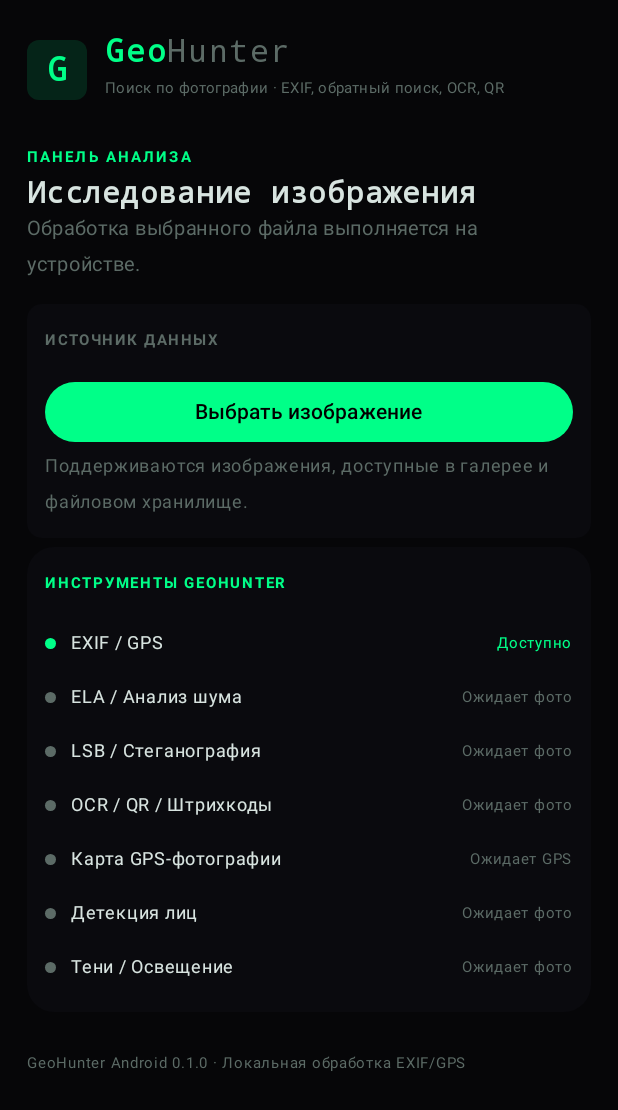
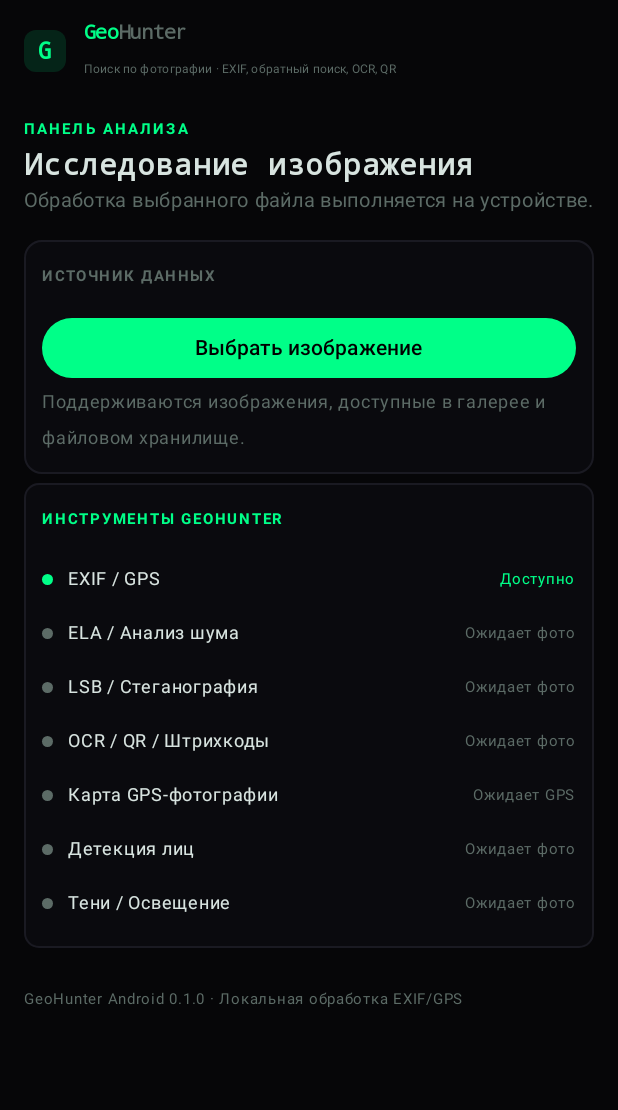
Before and after one commit to ERRORoX/Geohunter, an Android app built with Jetpack Compose: the screen it shows after launch (MainActivity), on a phone screen of 412 x 824 dp. Shown: the top 1110 px of the screen. Run offline under Robolectric (Android 15) with nearby library versions, the phone set to English and light mode, and no system bars; libraries missing offline, so code that uses them is left out: org.maplibre.android.

Commit message:
Refine Android header and card styling to match GeoHunter web

```diff
--- a/android/app/src/main/java/com/errorox/geohunter/MainActivity.kt
+++ b/android/app/src/main/java/com/errorox/geohunter/MainActivity.kt
@@ -166,28 +166,28 @@ private fun GeoHunterApp() {
 
     Surface(modifier = Modifier.fillMaxSize(), color = GhBackground) {
         LazyColumn(
-            modifier = Modifier.fillMaxSize().padding(horizontal = 18.dp),
+            modifier = Modifier.fillMaxSize().padding(horizontal = 16.dp),
             verticalArrangement = Arrangement.spacedBy(6.dp)
         ) {
             item {
-                Spacer(Modifier.height(22.dp))
+                Spacer(Modifier.height(10.dp))
                 Row(verticalAlignment = Alignment.CenterVertically) {
                     Box(
-                        modifier = Modifier.size(40.dp).background(Color(0x1F00FF88), RoundedCornerShape(8.dp)),
+                        modifier = Modifier.size(28.dp).background(Color(0x1F00FF88), RoundedCornerShape(8.dp)),
                         contentAlignment = Alignment.Center
                     ) {
-                        Text("G", color = GhAccent, fontWeight = FontWeight.Bold, fontSize = 22.sp, fontFamily = androidx.compose.ui.text.font.FontFamily.Monospace)
+                        Text("G", color = GhAccent, fontWeight = FontWeight.Bold, fontSize = 16.sp, fontFamily = androidx.compose.ui.text.font.FontFamily.Monospace)
                     }
                     Spacer(Modifier.width(12.dp))
                     Column {
                         Row {
-                            Text("Geo", color = GhAccent, fontWeight = FontWeight.SemiBold, fontSize = 21.sp, letterSpacing = 1.2.sp, fontFamily = androidx.compose.ui.text.font.FontFamily.Monospace)
-                            Text("Hunter", color = GhMuted, fontWeight = FontWeight.Medium, fontSize = 21.sp, letterSpacing = 1.2.sp, fontFamily = androidx.compose.ui.text.font.FontFamily.Monospace)
+                            Text("Geo", color = GhAccent, fontWeight = FontWeight.Bold, fontSize = 13.sp, letterSpacing = 0.2.sp, fontFamily = androidx.compose.ui.text.font.FontFamily.Monospace)
+                            Text("Hunter", color = GhMuted, fontWeight = FontWeight.Bold, fontSize = 13.sp, letterSpacing = 0.2.sp, fontFamily = androidx.compose.ui.text.font.FontFamily.Monospace)
                         }
-                        Text("Поиск по фотографии · EXIF, обратный поиск, OCR, QR", color = GhMuted, fontSize = 10.sp, letterSpacing = 0.2.sp)
+                        Text("Поиск по фотографии · EXIF, обратный поиск, OCR, QR", color = GhMuted, fontSize = 8.sp, letterSpacing = 0.1.sp)
                     }
                 }
-                Spacer(Modifier.height(22.dp))
+                Spacer(Modifier.height(16.dp))
                 Text("ПАНЕЛЬ АНАЛИЗА", color = GhAccent, fontSize = 10.sp, fontWeight = FontWeight.Bold, letterSpacing = 1.4.sp)
                 Text("Исследование изображения", color = GhText, fontSize = 20.sp, fontWeight = FontWeight.SemiBold, fontFamily = androidx.compose.ui.text.font.FontFamily.Monospace)
                 Text("Обработка выбранного файла выполняется на устройстве.", color = GhMuted, fontSize = 13.sp)
@@ -195,7 +195,7 @@ private fun GeoHunterApp() {
             }
 
             item {
-                Card(colors = CardDefaults.cardColors(containerColor = GhSurface), shape = RoundedCornerShape(10.dp)) {
+                Card(colors = CardDefaults.cardColors(containerColor = GhSurface), shape = RoundedCornerShape(12.dp), border = BorderStroke(1.dp, GhBorder)) {
                     Column(Modifier.fillMaxWidth().padding(12.dp)) {
                         Text("ИСТОЧНИК ДАННЫХ", color = GhMuted, fontSize = 10.sp, fontWeight = FontWeight.Bold, letterSpacing = 1.sp)
                         Spacer(Modifier.height(12.dp))
@@ -589,7 +589,7 @@ private fun ForensicImage(bitmap: Bitmap, description: String) {
 
 @Composable
 private fun SectionCard(title: String, content: @Composable () -> Unit) {
-    Card(colors = CardDefaults.cardColors(containerColor = GhSurface), shape = RoundedCornerShape(18.dp)) {
+    Card(colors = CardDefaults.cardColors(containerColor = GhSurface), shape = RoundedCornerShape(10.dp), border = BorderStroke(1.dp, GhBorder)) {
         Column(Modifier.fillMaxWidth().padding(12.dp)) {
             Text(title, color = GhAccent, fontSize = 10.sp, fontWeight = FontWeight.Bold, letterSpacing = 1.2.sp)
             Spacer(Modifier.height(10.dp))
@@ -601,7 +601,7 @@ private fun SectionCard(title: String, content: @Composable () -> Unit) {
 @Composable
 private fun InfoRow(label: String, value: String) {
     Row(
-        modifier = Modifier.fillMaxWidth().padding(vertical = 5.dp),
+        modifier = Modifier.fillMaxWidth().padding(vertical = 3.dp),
         horizontalArrangement = Arrangement.SpaceBetween,
         verticalAlignment = Alignment.Top
     ) {
```
